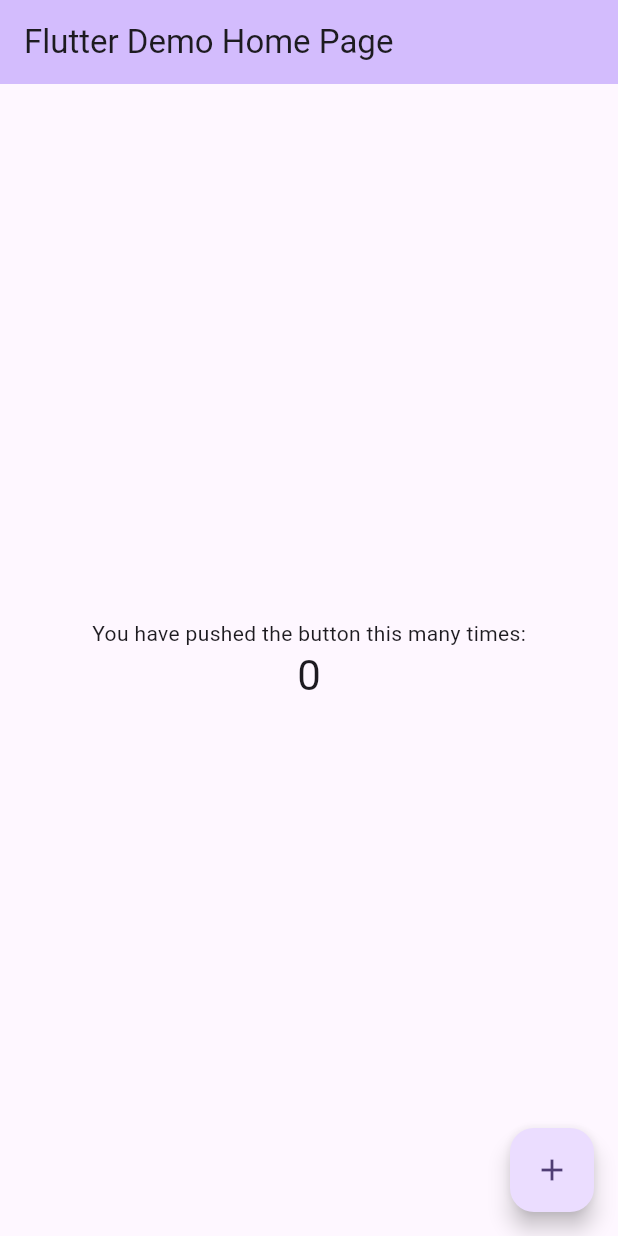
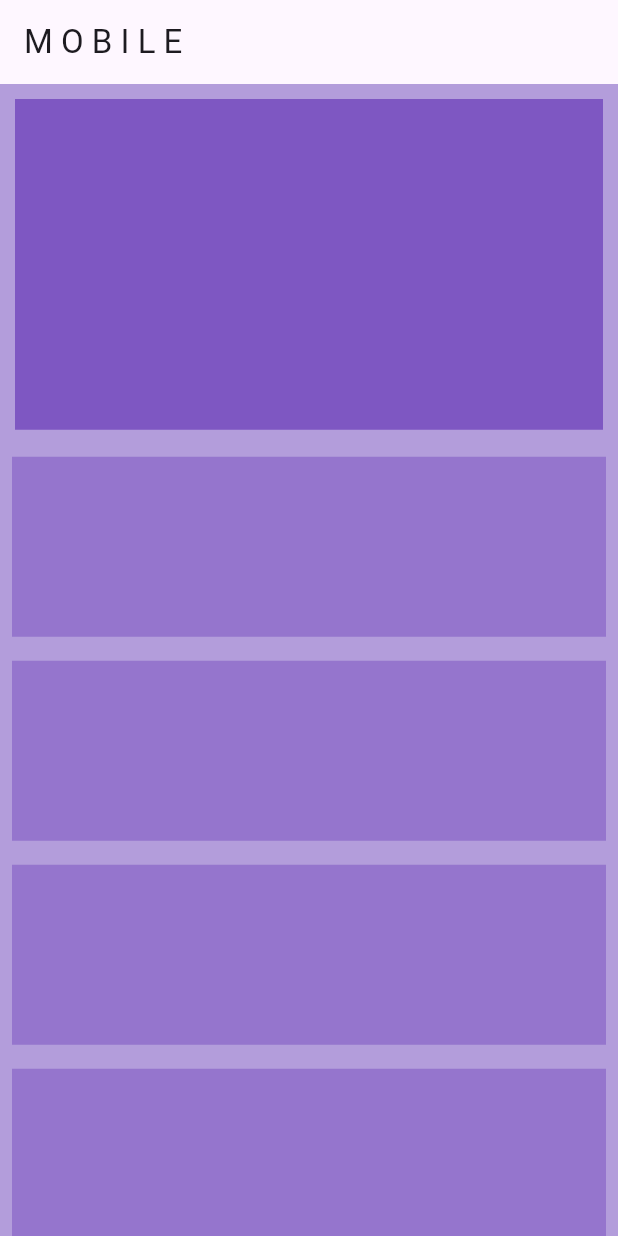
Before and after one commit to sufiyan0211/Spring-Flutter, a Flutter app: the screen it shows after launch, on a phone screen of 412 x 824 dp. Run offline on Flutter 3.47's test engine with Material 3 defaults, Android fonts, the light colour scheme and no system bars.

Commit message:
build responsive design like Youtube

```diff
--- /dev/null
+++ b/Flutter Projects/responsive_project/lib/MyHomePage.dart
@@ -0,0 +1,26 @@
+import 'package:flutter/material.dart';
+import 'package:responsive_project/responsive/desktop_body.dart';
+import 'package:responsive_project/responsive/mobile_body.dart';
+import 'package:responsive_project/responsive/responsive_layout.dart';
+
+
+class MyHomePage extends StatefulWidget {
+  const MyHomePage({Key? key, required this.title}) : super(key: key);
+
+  final String title;
+
+  @override
+  State<MyHomePage> createState() => _MyHomePageState();
+}
+
+class _MyHomePageState extends State<MyHomePage> {
+  @override
+  Widget build(BuildContext context) {
+    return Scaffold(
+      body: ResponsiveLayout(
+        mobileBody: const MobileBody(),
+        desktopBody: const DesktopBody(),
+      )
+    );
+  }
+}
--- a/Flutter Projects/responsive_project/lib/main.dart
+++ b/Flutter Projects/responsive_project/lib/main.dart
@@ -1,4 +1,5 @@
 import 'package:flutter/material.dart';
+import 'MyHomePage.dart';
 
 void main() {
   runApp(const MyApp());
@@ -11,115 +12,12 @@ class MyApp extends StatelessWidget {
   @override
   Widget build(BuildContext context) {
     return MaterialApp(
+      debugShowCheckedModeBanner: false,
       title: 'Flutter Demo',
       theme: ThemeData(
-        // This is the theme of your application.
-        //
-        // TRY THIS: Try running your application with "flutter run". You'll see
-        // the application has a blue toolbar. Then, without quitting the app,
-        // try changing the seedColor in the colorScheme below to Colors.green
-        // and then invoke "hot reload" (save your changes or press the "hot
-        // reload" button in a Flutter-supported IDE, or press "r" if you used
-        // the command line to start the app).
-        //
-        // Notice that the counter didn't reset back to zero; the application
-        // state is not lost during the reload. To reset the state, use hot
-        // restart instead.
-        //
-        // This works for code too, not just values: Most code changes can be
-        // tested with just a hot reload.
-        colorScheme: ColorScheme.fromSeed(seedColor: Colors.deepPurple),
-        useMaterial3: true,
+        primarySwatch: Colors.deepPurple
       ),
-      home: const MyHomePage(title: 'Flutter Demo Home Page'),
+      home:  MyHomePage(title: 'Flutter Demo Home Page'),
     );
   }
 }
-
-class MyHomePage extends StatefulWidget {
-  const MyHomePage({super.key, required this.title});
-
-  // This widget is the home page of your application. It is stateful, meaning
-  // that it has a State object (defined below) that contains fields that affect
-  // how it looks.
-
-  // This class is the configuration for the state. It holds the values (in this
-  // case the title) provided by the parent (in this case the App widget) and
-  // used by the build method of the State. Fields in a Widget subclass are
-  // always marked "final".
-
-  final String title;
-
-  @override
-  State<MyHomePage> createState() => _MyHomePageState();
-}
-
-class _MyHomePageState extends State<MyHomePage> {
-  int _counter = 0;
-
-  void _incrementCounter() {
-    setState(() {
-      // This call to setState tells the Flutter framework that something has
-      // changed in this State, which causes it to rerun the build method below
-      // so that the display can reflect the updated values. If we changed
-      // _counter without calling setState(), then the build method would not be
-      // called again, and so nothing would appear to happen.
-      _counter++;
-    });
-  }
-
-  @override
-  Widget build(BuildContext context) {
-    // This method is rerun every time setState is called, for instance as done
-    // by the _incrementCounter method above.
-    //
-    // The Flutter framework has been optimized to make rerunning build methods
-    // fast, so that you can just rebuild anything that needs updating rather
-    // than having to individually change instances of widgets.
-    return Scaffold(
-      appBar: AppBar(
-        // TRY THIS: Try changing the color here to a specific color (to
-        // Colors.amber, perhaps?) and trigger a hot reload to see the AppBar
-        // change color while the other colors stay the same.
-        backgroundColor: Theme.of(context).colorScheme.inversePrimary,
-        // Here we take the value from the MyHomePage object that was created by
-        // the App.build method, and use it to set our appbar title.
-        title: Text(widget.title),
-      ),
-      body: Center(
-        // Center is a layout widget. It takes a single child and positions it
-        // in the middle of the parent.
-        child: Column(
-          // Column is also a layout widget. It takes a list of children and
-          // arranges them vertically. By default, it sizes itself to fit its
-          // children horizontally, and tries to be as tall as its parent.
-          //
-          // Column has various properties to control how it sizes itself and
-          // how it positions its children. Here we use mainAxisAlignment to
-          // center the children vertically; the main axis here is the vertical
-          // axis because Columns are vertical (the cross axis would be
-          // horizontal).
-          //
-          // TRY THIS: Invoke "debug painting" (choose the "Toggle Debug Paint"
-          // action in the IDE, or press "p" in the console), to see the
-          // wireframe for each widget.
-          mainAxisAlignment: MainAxisAlignment.center,
-          children: <Widget>[
-            const Text(
-              'You have pushed the button this many times:',
-            ),
-            Text(
-              '$_counter',
-              style: Theme.of(context).textTheme.headlineMedium,
-            ),
-          ],
-        ),
-      ),
-      floatingActionButton: FloatingActionButton(
-        onPressed: _incrementCounter,
-        tooltip: 'Increment',
-        child: const Icon(Icons.add),
-      ), // This trailing comma makes auto-formatting nicer for build methods.
-    );
-  }
-}
--- /dev/null
+++ b/Flutter Projects/responsive_project/lib/responsive/dimensions.dart
@@ -0,0 +1,2 @@
+
+const mobileWidth = 600;
--- /dev/null
+++ b/Flutter Projects/responsive_project/lib/responsive/mobile_body.dart
@@ -0,0 +1,44 @@
+import 'package:flutter/material.dart';
+
+class MobileBody extends StatelessWidget {
+  const MobileBody({super.key});
+
+  @override
+  Widget build(BuildContext context) {
+    return Scaffold(
+        backgroundColor: Colors.deepPurple[200],
+        appBar: AppBar(
+          title: const Text("M O B I L E"),
+        ),
+        body: Column(
+          children: <Widget>[
+            // Current Youtube Video
+            Padding(
+              padding: const EdgeInsets.all(10),
+              child: AspectRatio(
+                aspectRatio: 16 / 9,
+                child: Container(
+                  color: Colors.deepPurple[400],
+                ),
+              ),
+            ),
+
+            // List of other Youtube Videos
+            Expanded(
+              child: ListView.builder(
+                itemCount: 10,
+                itemBuilder: (context, index) {
+                  return Padding(
+                    padding: const EdgeInsets.all(8),
+                    child: Container(
+                      height: 120,
+                      color: Colors.deepPurple[300],
+                    ),
+                  );
+                },
+              ),
+            ),
+          ],
+        ));
+  }
+}
--- /dev/null
+++ b/Flutter Projects/responsive_project/lib/responsive/responsive_layout.dart
@@ -0,0 +1,23 @@
+import 'package:flutter/material.dart';
+import 'dimensions.dart';
+
+class ResponsiveLayout extends StatelessWidget {
+  final Widget mobileBody;
+  final Widget desktopBody;
+
+  const ResponsiveLayout(
+      {super.key, required this.mobileBody, required this.desktopBody});
+
+  @override
+  Widget build(BuildContext context) {
+    return LayoutBuilder(
+      builder: (BuildContext context, BoxConstraints constraints) {
+        if (constraints.maxWidth < mobileWidth) {
+          return mobileBody;
+        } else {
+          return desktopBody;
+        }
+      },
+    );
+  }
+}
```
Also changed, not shown: Flutter Projects/responsive_project/lib/responsive/desktop_body.dart (added, +60 -0 lines).
